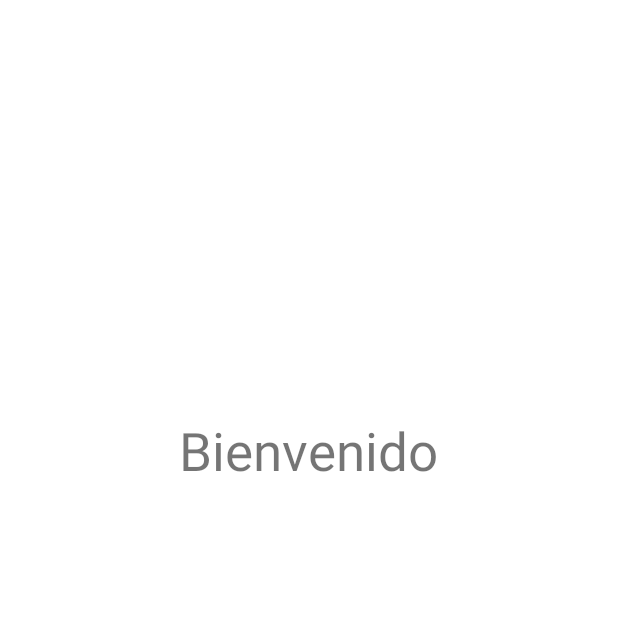
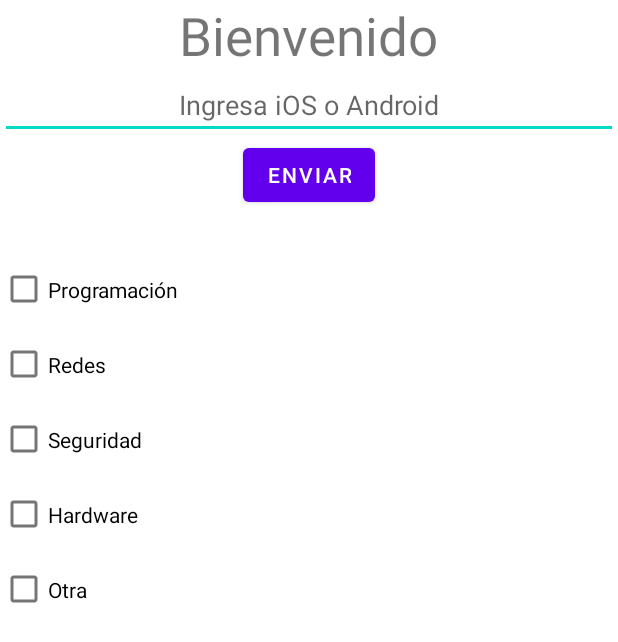
Before and after one commit to simonKoenig/AppMobile_Tp1, an Android app: the layout welcome_layout.xml on its own in the app's theme, with its tools: preview values and no code run, on a phone screen of 412 x 824 dp. Shown: the top 642 px of the screen. Run offline under Robolectric (Android 15) with nearby library versions, the phone set to English and light mode, and no system bars.

Commit message:
Agrego front de la pantalla Welcome

```diff
--- a/app/src/main/java/com/example/myloggin/WelcomeActivity.kt
+++ b/app/src/main/java/com/example/myloggin/WelcomeActivity.kt
@@ -13,4 +13,5 @@ class WelcomeActivity : AppCompatActivity() {
         val message = "Bienvenido $userName"
         welcomeText.text = message
     }
+
 }
--- a/app/src/main/res/layout/activity_main.xml
+++ b/app/src/main/res/layout/activity_main.xml
@@ -21,7 +21,7 @@
             android:layout_height="wrap_content"
             android:paddingTop="50dp"
             android:paddingBottom="30dp"
-            tools:srcCompat="@tools:sample/avatars" />
+            tools:srcCompat="@drawable/ic_launcher_foreground" />
 
         <TextView
             android:layout_width="wrap_content"
--- a/app/src/main/res/layout/welcome_layout.xml
+++ b/app/src/main/res/layout/welcome_layout.xml
@@ -4,21 +4,111 @@
     xmlns:tools="http://schemas.android.com/tools"
     android:layout_width="match_parent"
     android:layout_height="match_parent">
+    <RelativeLayout
+        android:layout_width="match_parent"
+        android:layout_height="wrap_content">
 
     <LinearLayout
+        android:id="@+id/linearLayout1"
         android:layout_width="match_parent"
-        android:layout_height="match_parent"
-        android:layout_marginBottom="500dp"
-        android:gravity="bottom|center"
+        android:layout_height="wrap_content"
+        android:gravity="center"
         android:orientation="vertical"
-        app:layout_constraintBottom_toBottomOf="parent">
+        tools:layout_editor_absoluteX="0dp"
+        tools:layout_editor_absoluteY="55dp">
 
         <TextView
             android:id="@+id/welcomeText"
             android:layout_width="wrap_content"
             android:layout_height="wrap_content"
+            android:layout_gravity="center"
             android:text="Bienvenido"
             android:textSize="35sp" />
     </LinearLayout>
 
+    <LinearLayout
+        android:id="@+id/linearLayout2"
+        android:layout_width="match_parent"
+        android:layout_height="wrap_content"
+        android:gravity="center"
+        android:orientation="vertical"
+        tools:layout_editor_absoluteX="16dp"
+        tools:layout_editor_absoluteY="159dp"
+        android:layout_below="@+id/linearLayout1">
+
+        <EditText
+            android:id="@+id/inputText"
+            android:layout_width="match_parent"
+            android:layout_height="wrap_content"
+            android:gravity="center"
+            android:hint="Ingresa iOS o Android" />
+
+        <Button
+            android:id="@+id/submitButton"
+            android:layout_width="wrap_content"
+            android:layout_height="wrap_content"
+            android:shadowColor="@color/btn_color"
+            android:text="Enviar" />
+
+        <TextView
+            android:id="@+id/resultText"
+            android:layout_width="match_parent"
+            android:layout_height="wrap_content"
+            android:textSize="20sp" />
+
+    </LinearLayout>
+
+    <LinearLayout
+        android:id="@+id/linearLayout3"
+        android:layout_width="match_parent"
+        android:layout_height="wrap_content"
+        android:layout_below="@+id/linearLayout2"
+        android:gravity="center"
+        android:orientation="vertical"
+        tools:layout_editor_absoluteX="-16dp"
+        tools:layout_editor_absoluteY="310dp">
+
+        <CheckBox
+            android:id="@+id/check1"
+            android:layout_width="wrap_content"
+            android:layout_height="50dp"
+            android:layout_gravity="start|center_vertical"
+            android:text="Programación" />
+
+        <CheckBox
+            android:id="@+id/check2"
+            android:layout_width="wrap_content"
+            android:layout_height="50dp"
+            android:layout_gravity="start|center_vertical"
+            android:text="Redes" />
+
+        <CheckBox
+            android:id="@+id/check3"
+            android:layout_width="wrap_content"
+            android:layout_height="50dp"
+            android:layout_gravity="start|center_vertical"
+            android:text="Seguridad" />
+
+        <CheckBox
+            android:id="@+id/check4"
+            android:layout_width="wrap_content"
+            android:layout_height="50dp"
+            android:layout_gravity="start|center_vertical"
+            android:text="Hardware" />
+
+        <CheckBox
+            android:id="@+id/check5"
+            android:layout_width="74dp"
+            android:layout_height="50dp"
+            android:layout_gravity="start|center_vertical"
+            android:text="Otra" />
+
+        <EditText
+            android:id="@+id/myTextOther"
+            android:layout_width="wrap_content"
+            android:layout_height="50dp"
+            android:hint="Ingresa aquí su preferenciao"
+            android:visibility="gone" />
+    </LinearLayout>
+</RelativeLayout>
 </androidx.constraintlayout.widget.ConstraintLayout>
```
